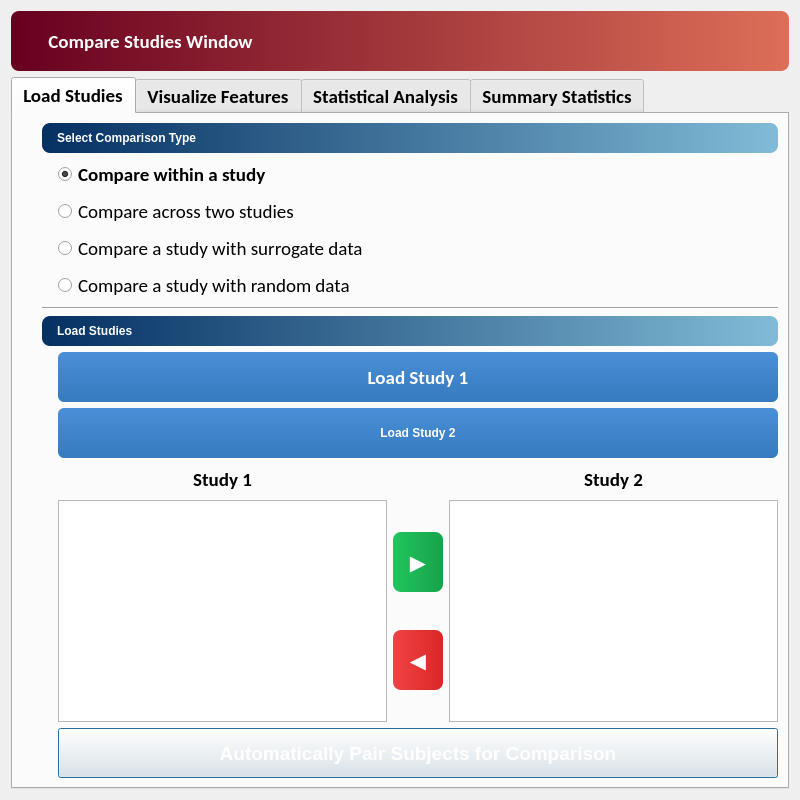
Above: EEG_COMET/ui/CompareStudiesWindow.ui from eeg-comet/eeg-comet before the change. Below: the same form after it.
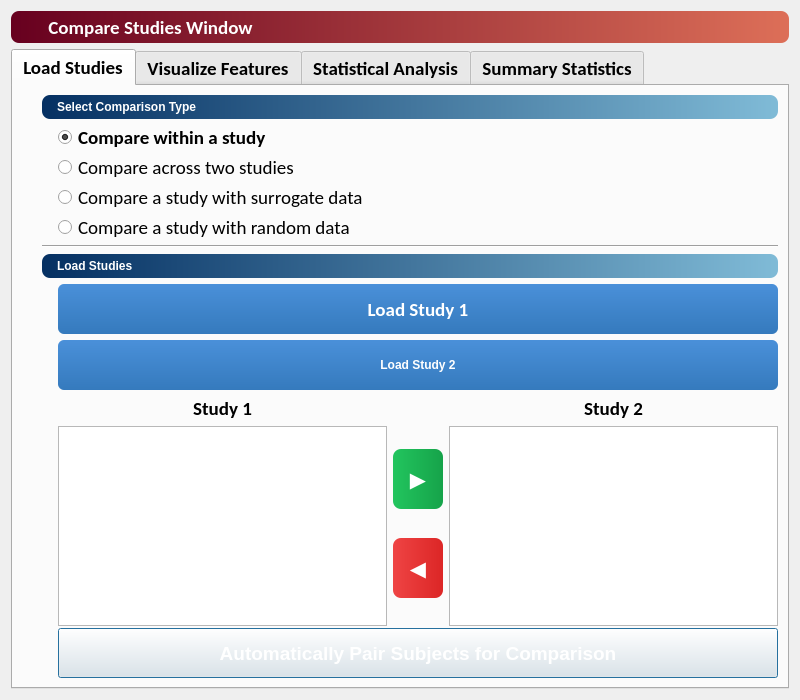
That is the form after the change.

```diff
--- a/EEG_COMET/ui/CompareStudiesWindow.ui
+++ b/EEG_COMET/ui/CompareStudiesWindow.ui
@@ -7,13 +7,13 @@
     <x>0</x>
     <y>0</y>
     <width>800</width>
-    <height>800</height>
+    <height>700</height>
    </rect>
   </property>
   <property name="minimumSize">
    <size>
-    <width>800</width>
-    <height>800</height>
+    <width>600</width>
+    <height>500</height>
    </size>
   </property>
   <property name="font">
@@ -37,13 +37,13 @@
      <property name="minimumSize">
       <size>
        <width>0</width>
-       <height>60</height>
+       <height>32</height>
       </size>
      </property>
      <property name="maximumSize">
       <size>
        <width>16777215</width>
-       <height>80</height>
+       <height>16777215</height>
       </size>
      </property>
      <property name="font">
@@ -91,13 +91,13 @@
            <property name="minimumSize">
             <size>
              <width>0</width>
-             <height>30</height>
+             <height>24</height>
             </size>
            </property>
            <property name="maximumSize">
             <size>
              <width>16777215</width>
-             <height>60</height>
+             <height>16777215</height>
             </size>
            </property>
            <property name="font">
@@ -148,13 +148,13 @@
            <property name="minimumSize">
             <size>
              <width>0</width>
-             <height>30</height>
+             <height>24</height>
             </size>
            </property>
            <property name="maximumSize">
             <size>
              <width>16777215</width>
-             <height>60</height>
+             <height>16777215</height>
             </size>
            </property>
            <property name="font">
@@ -183,13 +183,13 @@
            <property name="minimumSize">
             <size>
              <width>0</width>
-             <height>30</height>
+             <height>24</height>
             </size>
            </property>
            <property name="maximumSize">
             <size>
              <width>16777215</width>
-             <height>60</height>
+             <height>16777215</height>
             </size>
            </property>
            <property name="text">
@@ -214,13 +214,13 @@
            <property name="minimumSize">
             <size>
              <width>0</width>
-             <height>30</height>
+             <height>24</height>
             </size>
            </property>
            <property name="maximumSize">
             <size>
              <width>16777215</width>
-             <height>60</height>
+             <height>16777215</height>
             </size>
            </property>
            <property name="font">
@@ -348,13 +348,13 @@
            <property name="minimumSize">
             <size>
              <width>0</width>
-             <height>30</height>
+             <height>24</height>
             </size>
            </property>
            <property name="maximumSize">
             <size>
              <width>16777215</width>
-             <height>60</height>
+             <height>16777215</height>
             </size>
            </property>
            <property name="font">
@@ -385,13 +385,13 @@
            <property name="minimumSize">
             <size>
              <width>0</width>
-             <height>30</height>
+             <height>24</height>
             </size>
            </property>
            <property name="maximumSize">
             <size>
              <width>16777215</width>
-             <height>60</height>
+             <height>16777215</height>
             </size>
            </property>
            <property name="font">
@@ -543,13 +543,13 @@
            <property name="minimumSize">
             <size>
              <width>0</width>
-             <height>30</height>
+             <height>24</height>
             </size>
            </property>
            <property name="maximumSize">
             <size>
              <width>16777215</width>
-             <height>60</height>
+             <height>16777215</height>
             </size>
            </property>
            <property name="font">
@@ -577,13 +577,13 @@
            <property name="minimumSize">
             <size>
              <width>0</width>
-             <height>30</height>
+             <height>24</height>
             </size>
            </property>
            <property name="maximumSize">
             <size>
              <width>16777215</width>
-             <height>60</height>
+             <height>16777215</height>
             </size>
            </property>
            <property name="font">
```
